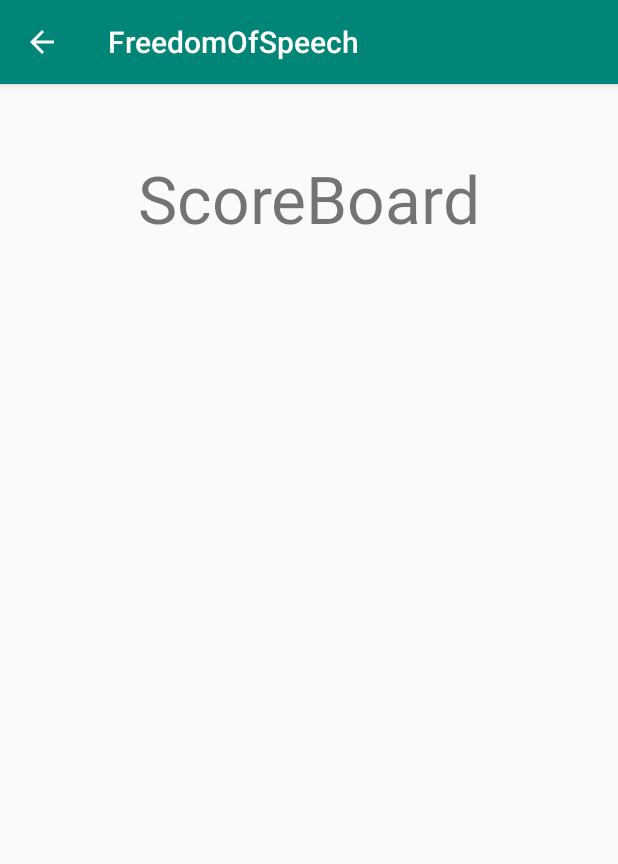
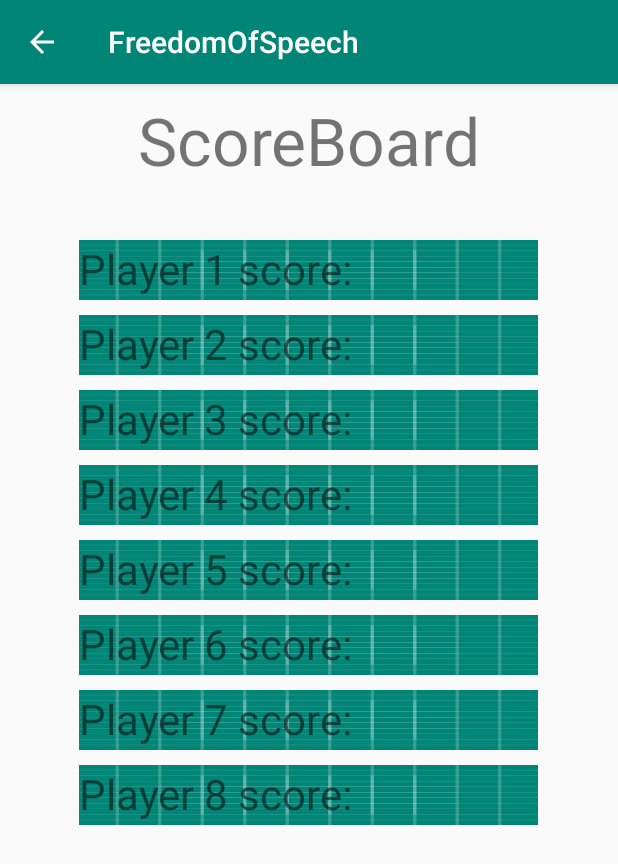
Before and after one commit to glie2/FreedomOfSpeech, an Android app: the ScoreBoardActivity screen opened directly, with no data from a screen before it, on a phone screen of 412 x 824 dp. Shown: the top 864 px of the screen. Run offline under Robolectric (Android 15) with nearby library versions, the phone set to English and light mode, and no system bars.

Commit message:
added scoreboard

```diff
--- a/app/src/main/java/com/example/freedomofspeech/ScoreBoardActivity.java
+++ b/app/src/main/java/com/example/freedomofspeech/ScoreBoardActivity.java
@@ -8,7 +8,14 @@ import android.widget.TextView;
 public class ScoreBoardActivity extends AppCompatActivity {
 
     TextView scoreTitle;
-    TextView actualScores;
+    TextView p1score;
+    TextView p2score;
+    TextView p3score;
+    TextView p4score;
+    TextView p5score;
+    TextView p6score;
+    TextView p7score;
+    TextView p8score;
 
     @Override
     protected void onCreate(Bundle savedInstanceState) {
@@ -16,10 +23,14 @@ public class ScoreBoardActivity extends AppCompatActivity {
         setContentView(R.layout.activity_score_board);
 
         scoreTitle = findViewById(R.id.scoreTitle);
-        actualScores = findViewById(R.id.actualScores);
-
-
-        actualScores.setText(Integer.toString(MainActivity.score.size()));
+        p1score = findViewById(R.id.player1score);
+        p2score = findViewById(R.id.player2score);
+        p3score = findViewById(R.id.player3score);
+        p4score = findViewById(R.id.player4score);
+        p5score = findViewById(R.id.player5score);
+        p6score = findViewById(R.id.player6score);
+        p7score = findViewById(R.id.player7score);
+        p8score = findViewById(R.id.player8score);
     }
 
 
--- a/app/src/main/res/layout/activity_score_board.xml
+++ b/app/src/main/res/layout/activity_score_board.xml
@@ -7,32 +7,135 @@
     tools:context=".ScoreBoardActivity">
 
     <TextView
-        android:id="@+id/actualScores"
-        android:layout_width="306dp"
-        android:layout_height="484dp"
-        android:layout_marginStart="8dp"
-        android:layout_marginEnd="8dp"
-        android:layout_marginBottom="64dp"
-        app:layout_constraintBottom_toBottomOf="parent"
-        app:layout_constraintEnd_toEndOf="parent"
-        app:layout_constraintHorizontal_bias="0.494"
-        app:layout_constraintStart_toStartOf="parent" />
-
-    <TextView
         android:id="@+id/scoreTitle"
         android:layout_width="306dp"
         android:layout_height="79dp"
         android:layout_marginStart="8dp"
         android:layout_marginTop="8dp"
         android:layout_marginEnd="8dp"
-        android:layout_marginBottom="8dp"
         android:text="ScoreBoard"
         android:textAlignment="center"
         android:textSize="44sp"
-        app:layout_constraintBottom_toTopOf="@+id/actualScores"
         app:layout_constraintEnd_toEndOf="parent"
         app:layout_constraintHorizontal_bias="0.494"
         app:layout_constraintStart_toStartOf="parent"
-        app:layout_constraintTop_toTopOf="parent"
-        app:layout_constraintVertical_bias="0.312" />
+        app:layout_constraintTop_toTopOf="parent" />
+
+    <TextView
+        android:id="@+id/player1score"
+        android:layout_width="306dp"
+        android:layout_height="40dp"
+        android:layout_marginTop="104dp"
+        android:background="@drawable/ic_launcher_background"
+        android:text="Player 1 score: "
+        android:textAlignment="textStart"
+        android:textSize="28dp"
+        app:layout_constraintEnd_toEndOf="parent"
+        app:layout_constraintHorizontal_bias="0.494"
+        app:layout_constraintStart_toStartOf="parent"
+        app:layout_constraintTop_toTopOf="parent" />
+
+    <TextView
+        android:id="@+id/player2score"
+        android:layout_width="306dp"
+        android:layout_height="40dp"
+        android:layout_marginTop="154dp"
+        android:background="@drawable/ic_launcher_background"
+        android:text="Player 2 score: "
+        android:textAlignment="textStart"
+        android:textSize="28dp"
+        app:layout_constraintEnd_toEndOf="parent"
+        app:layout_constraintHorizontal_bias="0.495"
+        app:layout_constraintStart_toStartOf="parent"
+        app:layout_constraintTop_toTopOf="parent" />
+
+    <TextView
+        android:id="@+id/player3score"
+        android:layout_width="306dp"
+        android:layout_height="40dp"
+        android:layout_marginTop="204dp"
+        android:background="@drawable/ic_launcher_background"
+        android:text="Player 3 score: "
+        android:textAlignment="textStart"
+        android:textSize="28dp"
+        app:layout_constraintEnd_toEndOf="parent"
+        app:layout_constraintHorizontal_bias="0.495"
+        app:layout_constraintStart_toStartOf="parent"
+        app:layout_constraintTop_toTopOf="parent" />
+
+    <TextView
+        android:id="@+id/player4score"
+        android:layout_width="306dp"
+        android:layout_height="40dp"
+        android:layout_marginTop="254dp"
+        android:background="@drawable/ic_launcher_background"
+        android:text="Player 4 score: "
+        android:textAlignment="textStart"
+        android:textSize="28dp"
+        app:layout_constraintEnd_toEndOf="parent"
+        app:layout_constraintHorizontal_bias="0.494"
+        app:layout_constraintStart_toStartOf="parent"
+        app:layout_constraintTop_toTopOf="parent" />
+
+    <TextView
+        android:id="@+id/player5score"
+        android:layout_width="306dp"
+        android:layout_height="40dp"
+        android:layout_marginTop="304dp"
+        android:background="@drawable/ic_launcher_background"
+        android:text="Player 5 score: "
+        android:textAlignment="textStart"
+        android:textSize="28dp"
+        app:layout_constraintEnd_toEndOf="parent"
+        app:layout_constraintHorizontal_bias="0.494"
+        app:layout_constraintStart_toStartOf="parent"
+        app:layout_constraintTop_toTopOf="parent" />
+
+    <TextView
+        android:id="@+id/player6score"
+        android:layout_width="306dp"
+        android:layout_height="40dp"
+        android:layout_marginTop="354dp"
+        android:background="@drawable/ic_launcher_background"
+        android:text="Player 6 score: "
+        android:textAlignment="textStart"
+        android:textSize="28dp"
+        app:layout_constraintEnd_toEndOf="parent"
+        app:layout_constraintHorizontal_bias="0.494"
+        app:layout_constraintStart_toStartOf="parent"
+        app:layout_constraintTop_toTopOf="parent" />
+
+    <TextView
+        android:id="@+id/player7score"
+        android:layout_width="306dp"
+        android:layout_height="40dp"
+        android:layout_marginTop="404dp"
+        android:background="@drawable/ic_launcher_background"
+        android:text="Player 7 score: "
+        android:textAlignment="textStart"
+        android:textSize="28dp"
+        app:layout_constraintEnd_toEndOf="parent"
+        app:layout_constraintHorizontal_bias="0.494"
+        app:layout_constraintStart_toStartOf="parent"
+        app:layout_constraintTop_toTopOf="parent" />
+
+    <TextView
+        android:id="@+id/player8score"
+        android:layout_width="306dp"
+        android:layout_height="40dp"
+        android:layout_marginTop="454dp"
+        android:background="@drawable/ic_launcher_background"
+        android:text="Player 8 score: "
+        android:textAlignment="textStart"
+        android:textSize="28dp"
+        app:layout_constraintEnd_toEndOf="parent"
+        app:layout_constraintHorizontal_bias="0.494"
+        app:layout_constraintStart_toStartOf="parent"
+        app:layout_constraintTop_toTopOf="parent" />
+
+
+
+
+
+
 </androidx.constraintlayout.widget.ConstraintLayout>
```
